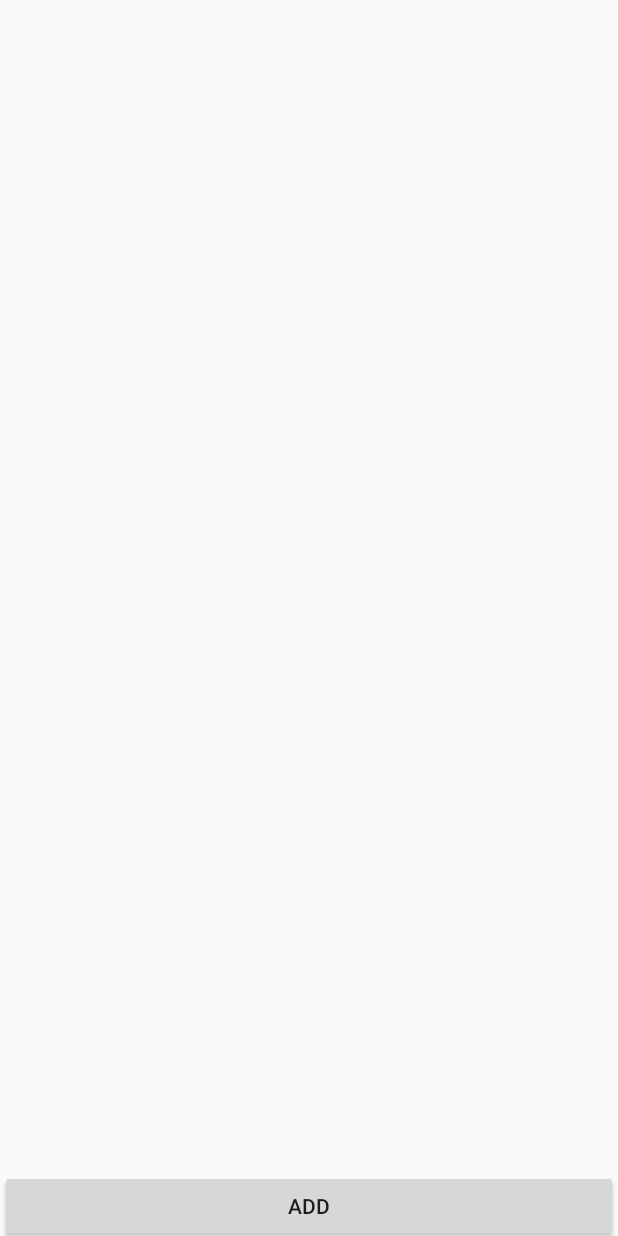
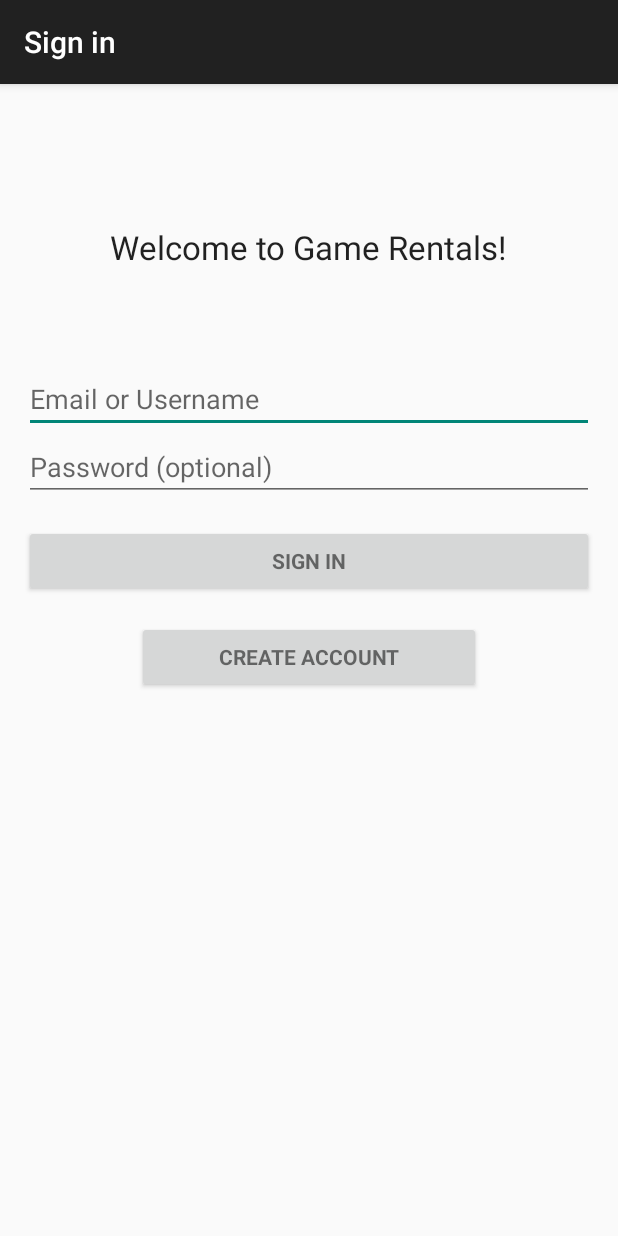
Before and after one commit to CMPUT301W16T14/GameRentals, an Android app: the screen it shows after launch (MainActivity before the commit, LoginActivity after it), on a phone screen of 412 x 824 dp. Run offline under Robolectric (Android 15) with nearby library versions, the phone set to English and light mode, and no system bars; 2 statements that could not run were skipped.

Commit message:
Added logins

```diff
--- /dev/null
+++ b/GameRentals/app/src/main/java/t14/com/GameRentals/LoginActivity.java
@@ -0,0 +1,351 @@
+package t14.com.GameRentals;
+
+import android.animation.Animator;
+import android.animation.AnimatorListenerAdapter;
+import android.annotation.TargetApi;
+import android.content.Intent;
+import android.support.v7.app.ActionBarActivity;
+import android.app.LoaderManager.LoaderCallbacks;
+import android.content.ContentResolver;
+import android.content.CursorLoader;
+import android.content.Loader;
+import android.database.Cursor;
+import android.net.Uri;
+import android.os.AsyncTask;
+import android.os.Build.VERSION;
+import android.os.Build;
+import android.os.Bundle;
+import android.provider.ContactsContract;
+import android.text.TextUtils;
+import android.view.KeyEvent;
+import android.view.View;
+import android.view.View.OnClickListener;
+import android.view.inputmethod.EditorInfo;
+import android.widget.ArrayAdapter;
+import android.widget.AutoCompleteTextView;
+import android.widget.Button;
+import android.widget.EditText;
+import android.widget.TextView;
+
+import java.util.ArrayList;
+import java.util.List;
+
+
+/**
+ * A login screen that offers login via email/password.
+ */
+public class LoginActivity extends ActionBarActivity implements LoaderCallbacks<Cursor> {
+
+    /**
+     * A dummy authentication store containing known user names and passwords.
+     * TODO: remove after connecting to a real authentication system.
+     */
+    private static final String[] DUMMY_CREDENTIALS = new String[]{
+            "foo@example.com:hello", "bar@example.com:world"
+    };
+    /**
+     * Keep track of the login task to ensure we can cancel it if requested.
+     */
+    private UserLoginTask mAuthTask = null;
+
+    // UI references.
+    private AutoCompleteTextView mEmailView;
+    private EditText mPasswordView;
+    private View mProgressView;
+    private View mLoginFormView;
+
+    @Override
+    protected void onCreate(Bundle savedInstanceState) {
+        super.onCreate(savedInstanceState);
+        setContentView(R.layout.activity_login);
+        // Set up the login form.
+        mEmailView = (AutoCompleteTextView) findViewById(R.id.email);
+        populateAutoComplete();
+
+        mPasswordView = (EditText) findViewById(R.id.password);
+        mPasswordView.setOnEditorActionListener(new TextView.OnEditorActionListener() {
+            @Override
+            public boolean onEditorAction(TextView textView, int id, KeyEvent keyEvent) {
+                if (id == R.id.login || id == EditorInfo.IME_NULL) {
+                    attemptLogin();
+                    return true;
+                }
+                return false;
+            }
+        });
+
+        Button createAccount = (Button) findViewById(R.id.createAccount);
+        createAccount.setOnClickListener(new OnClickListener() {
+            @Override
+            public void onClick(View view) {
+                Intent intent = new Intent(getApplicationContext(), CreateAccount.class);
+                startActivity(intent);
+            }
+        });
+
+        Button mEmailSignInButton = (Button) findViewById(R.id.email_sign_in_button);
+        mEmailSignInButton.setOnClickListener(new OnClickListener() {
+            @Override
+            public void onClick(View view) {
+                attemptLogin();
+                //Intent intent = new Intent(getApplicationContext(), MainActivity.class);
+                //startActivity(intent);
+            }
+        });
+
+        mLoginFormView = findViewById(R.id.login_form);
+        mProgressView = findViewById(R.id.login_progress);
+    }
+
+    private void populateAutoComplete() {
+        if (VERSION.SDK_INT >= 14) {
+            // Use ContactsContract.Profile (API 14+)
+            getLoaderManager().initLoader(0, null, this);
+        } else if (VERSION.SDK_INT >= 8) {
+            // Use AccountManager (API 8+)
+            new SetupEmailAutoCompleteTask().execute(null, null);
+        }
+    }
+
+
+    /**
+     * Attempts to sign in or register the account specified by the login form.
+     * If there are form errors (invalid email, missing fields, etc.), the
+     * errors are presented and no actual login attempt is made.
+     */
+    private void attemptLogin() {
+        if (mAuthTask != null) {
+            return;
+        }
+
+        // Reset errors.
+        mEmailView.setError(null);
+        mPasswordView.setError(null);
+
+        // Store values at the time of the login attempt.
+        String email = mEmailView.getText().toString();
+        String password = mPasswordView.getText().toString();
+
+        boolean cancel = false;
+        View focusView = null;
+
+        // Check for a valid password, if the user entered one.
+        if (!TextUtils.isEmpty(password) && !isPasswordValid(password)) {
+            mPasswordView.setError(getString(R.string.error_invalid_password));
+            focusView = mPasswordView;
+            cancel = true;
+        }
+
+        // Check for a valid email address.
+        if (TextUtils.isEmpty(email)) {
+            mEmailView.setError(getString(R.string.error_field_required));
+            focusView = mEmailView;
+            cancel = true;
+        } else if (!isEmailValid(email)) {
+            mEmailView.setError(getString(R.string.error_invalid_email));
+            focusView = mEmailView;
+            cancel = true;
+        }
+
+        if (cancel) {
+            // There was an error; don't attempt login and focus the first
+            // form field with an error.
+            focusView.requestFocus();
+        } else {
+            // Show a progress spinner, and kick off a background task to
+            // perform the user login attempt.
+            showProgress(true);
+            mAuthTask = new UserLoginTask(email, password);
+            mAuthTask.execute((Void) null);
+            Intent intent = new Intent(getApplicationContext(), MainActivity.class);
+            startActivity(intent);
+        }
+    }
+
+    private boolean isEmailValid(String email) {
+        //TODO: Replace this with your own logic
+        //If username is in userAccountsList
+        return email.contains("@");
+    }
+
+    private boolean isPasswordValid(String password) {
+        //TODO: Replace this with your own logic
+        return password.length() > 4;
+    }
+
+    /**
+     * Shows the progress UI and hides the login form.
+     */
+    @TargetApi(Build.VERSION_CODES.HONEYCOMB_MR2)
+    private void showProgress(final boolean show) {
+        // On Honeycomb MR2 we have the ViewPropertyAnimator APIs, which allow
+        // for very easy animations. If available, use these APIs to fade-in
+        // the progress spinner.
+        if (Build.VERSION.SDK_INT >= Build.VERSION_CODES.HONEYCOMB_MR2) {
+            int shortAnimTime = getResources().getInteger(android.R.integer.config_shortAnimTime);
+
+            mLoginFormView.setVisibility(show ? View.GONE : View.VISIBLE);
+            mLoginFormView.animate().setDuration(shortAnimTime).alpha(
+                    show ? 0 : 1).setListener(new AnimatorListenerAdapter() {
+                @Override
+                public void onAnimationEnd(Animator animation) {
+                    mLoginFormView.setVisibility(show ? View.GONE : View.VISIBLE);
+                }
+            });
+
+            mProgressView.setVisibility(show ? View.VISIBLE : View.GONE);
+            mProgressView.animate().setDuration(shortAnimTime).alpha(
+                    show ? 1 : 0).setListener(new AnimatorListenerAdapter() {
+                @Override
+                public void onAnimationEnd(Animator animation) {
+                    mProgressView.setVisibility(show ? View.VISIBLE : View.GONE);
+                }
+            });
+        } else {
+            // The ViewPropertyAnimator APIs are not available, so simply show
+            // and hide the relevant UI components.
+            mProgressView.setVisibility(show ? View.VISIBLE : View.GONE);
+            mLoginFormView.setVisibility(show ? View.GONE : View.VISIBLE);
+        }
+    }
+
+   @Override
+    public Loader<Cursor> onCreateLoader(int i, Bundle bundle) {
+        return new CursorLoader(this,
+                // Retrieve data rows for the device user's 'profile' contact.
+                Uri.withAppendedPath(ContactsContract.Profile.CONTENT_URI,
+                        ContactsContract.Contacts.Data.CONTENT_DIRECTORY), ProfileQuery.PROJECTION,
+
+                // Select only email addresses.
+                ContactsContract.Contacts.Data.MIMETYPE +
+                        " = ?", new String[]{ContactsContract.CommonDataKinds.Email
+                .CONTENT_ITEM_TYPE},
+
+                // Show primary email addresses first. Note that there won't be
+                // a primary email address if the user hasn't specified one.
+                ContactsContract.Contacts.Data.IS_PRIMARY + " DESC");
+    }
+
+    @Override
+    public void onLoadFinished(Loader<Cursor> cursorLoader, Cursor cursor) {
+        List<String> emails = new ArrayList<String>();
+        cursor.moveToFirst();
+        while (!cursor.isAfterLast()) {
+            emails.add(cursor.getString(ProfileQuery.ADDRESS));
+            cursor.moveToNext();
+        }
+
+        addEmailsToAutoComplete(emails);
+    }
+
+    @Override
+    public void onLoaderReset(Loader<Cursor> cursorLoader) {
+
+    }
+
+    private void addEmailsToAutoComplete(List<String> emailAddressCollection) {
+        //Create adapter to tell the AutoCompleteTextView what to show in its dropdown list.
+        ArrayAdapter<String> adapter =
+                new ArrayAdapter<String>(LoginActivity.this,
+                        android.R.layout.simple_dropdown_item_1line, emailAddressCollection);
+
+        mEmailView.setAdapter(adapter);
+    }
+
+    private interface ProfileQuery {
+        String[] PROJECTION = {
+                ContactsContract.CommonDataKinds.Email.ADDRESS,
+                ContactsContract.CommonDataKinds.Email.IS_PRIMARY,
+        };
+
+        int ADDRESS = 0;
+        int IS_PRIMARY = 1;
+    }
+
+    /**
+     * Use an AsyncTask to fetch the user's email addresses on a background thread, and update
+     * the email text field with results on the main UI thread.
+     */
+    class SetupEmailAutoCompleteTask extends AsyncTask<Void, Void, List<String>> {
+
+        @Override
+        protected List<String> doInBackground(Void... voids) {
+            ArrayList<String> emailAddressCollection = new ArrayList<String>();
+
+            // Get all emails from the user's contacts and copy them to a list.
+            ContentResolver cr = getContentResolver();
+            Cursor emailCur = cr.query(ContactsContract.CommonDataKinds.Email.CONTENT_URI, null,
+                    null, null, null);
+            while (emailCur.moveToNext()) {
+                String email = emailCur.getString(emailCur.getColumnIndex(ContactsContract
+                        .CommonDataKinds.Email.DATA));
+                emailAddressCollection.add(email);
+            }
+            emailCur.close();
+
+            return emailAddressCollection;
+        }
+
+        @Override
+        protected void onPostExecute(List<String> emailAddressCollection) {
+            addEmailsToAutoComplete(emailAddressCollection);
+        }
+    }
+
+    /**
+     * Represents an asynchronous login/registration task used to authenticate
+     * the user.
+     */
+    public class UserLoginTask extends AsyncTask<Void, Void, Boolean> {
+
+        private final String mEmail;
+        private final String mPassword;
+
+        UserLoginTask(String email, String password) {
+            mEmail = email;
+            mPassword = password;
+        }
+
+        @Override
+        protected Boolean doInBackground(Void... params) {
+            // TODO: attempt authentication against a network service.
+
+            try {
+                // Simulate network access.
+                Thread.sleep(2000);
+            } catch (InterruptedException e) {
+                return false;
+            }
+
+            for (String credential : DUMMY_CREDENTIALS) {
+                String[] pieces = credential.split(":");
+                if (pieces[0].equals(mEmail)) {
+                    // Account exists, return true if the password matches.
+                    return pieces[1].equals(mPassword);
+                }
+            }
+
+            // TODO: register the new account here.
+            return true;
+        }
+
+        @Override
+        protected void onPostExecute(final Boolean success) {
+            mAuthTask = null;
+            showProgress(false);
+
+            if (success) {
+                finish();
+            } else {
+                mPasswordView.setError(getString(R.string.error_incorrect_password));
+                mPasswordView.requestFocus();
+            }
+        }
+
+        @Override
+        protected void onCancelled() {
+            mAuthTask = null;
+            showProgress(false);
+        }
+    }
+}
--- a/GameRentals/app/src/main/java/t14/com/GameRentals/User.java
+++ b/GameRentals/app/src/main/java/t14/com/GameRentals/User.java
@@ -1,4 +1,6 @@
 package t14.com.GameRentals;
+
+import java.util.ArrayList;
 
 /**
  * Created by cjresler on 2016-02-28.
--- /dev/null
+++ b/GameRentals/app/src/main/res/layout/activity_login.xml
@@ -0,0 +1,83 @@
+<LinearLayout xmlns:android="http://schemas.android.com/apk/res/android"
+    xmlns:tools="http://schemas.android.com/tools"
+    android:layout_width="match_parent"
+    android:layout_height="match_parent"
+    android:gravity="center_horizontal"
+    android:orientation="vertical"
+    android:paddingBottom="@dimen/activity_vertical_margin"
+    android:paddingLeft="@dimen/activity_horizontal_margin"
+    android:paddingRight="@dimen/activity_horizontal_margin"
+    android:paddingTop="@dimen/activity_vertical_margin"
+    tools:context="t14.com.GameRentals.LoginActivity">
+
+    <!-- Login progress -->
+    <TextView
+        android:layout_width="wrap_content"
+        android:layout_height="171dp"
+        android:textAppearance="?android:attr/textAppearanceLarge"
+        android:text="\n\n\nWelcome to Game Rentals!"
+        android:id="@+id/textView11"
+        android:layout_gravity="center_horizontal" />
+
+    <ProgressBar
+        android:id="@+id/login_progress"
+        style="?android:attr/progressBarStyleLarge"
+        android:layout_width="wrap_content"
+        android:layout_height="wrap_content"
+        android:layout_marginBottom="8dp"
+        android:visibility="gone" />
+
+    <ScrollView
+        android:id="@+id/login_form"
+        android:layout_width="match_parent"
+        android:layout_height="match_parent">
+
+        <LinearLayout
+            android:id="@+id/email_login_form"
+            android:layout_width="match_parent"
+            android:layout_height="wrap_content"
+            android:orientation="vertical">
+
+            <AutoCompleteTextView
+                android:id="@+id/email"
+                android:layout_width="match_parent"
+                android:layout_height="wrap_content"
+                android:hint="Email or Username"
+                android:inputType="textEmailAddress"
+                android:maxLines="1"
+                android:singleLine="true" />
+
+            <EditText
+                android:id="@+id/password"
+                android:layout_width="match_parent"
+                android:layout_height="wrap_content"
+                android:hint="@string/prompt_password"
+                android:imeActionId="@+id/login"
+                android:imeActionLabel="@string/action_sign_in_short"
+                android:imeOptions="actionUnspecified"
+                android:inputType="textPassword"
+                android:maxLines="1"
+                android:singleLine="true" />
+
+            <Button
+                android:id="@+id/email_sign_in_button"
+                style="?android:textAppearanceSmall"
+                android:layout_width="match_parent"
+                android:layout_height="wrap_content"
+                android:layout_marginTop="16dp"
+                android:text="Sign In"
+                android:textStyle="bold" />
+
+            <Button
+                style="?android:textAppearanceSmall"
+                android:id="@+id/createAccount"
+                android:layout_width="229dp"
+                android:layout_height="wrap_content"
+                android:layout_marginTop="16dp"
+                android:text="Create Account"
+                android:textStyle="bold"
+                android:layout_gravity="center_horizontal" />
+
+        </LinearLayout>
+    </ScrollView>
+</LinearLayout>
--- a/GameRentals/app/src/main/res/values/strings.xml
+++ b/GameRentals/app/src/main/res/values/strings.xml
@@ -1,3 +1,17 @@
 <resources>
     <string name="app_name">Test</string>
+    <string name="title_activity_login">Sign in</string>
+
+    <!-- Strings related to login -->
+    <string name="prompt_email">Email</string>
+    <string name="prompt_password">Password (optional)</string>
+    <string name="action_sign_in">Sign in or register</string>
+    <string name="action_sign_in_short">Sign in</string>
+    <string name="error_invalid_email">This email address is invalid</string>
+    <string name="error_invalid_password">This password is too short</string>
+    <string name="error_incorrect_password">This password is incorrect</string>
+    <string name="error_field_required">This field is required</string>
+    <string name="permission_rationale">"Contacts permissions are needed for providing email
+        completions."
+    </string>
 </resources>
```
Also changed, not shown: GameRentals/app/src/main/AndroidManifest.xml (+15 -5 lines), GameRentals/app/src/main/java/t14/com/GameRentals/AddGameActivity.java (+10 -1 lines), GameRentals/app/src/main/java/t14/com/GameRentals/CreateAccount.java (added, +13 -0 lines), GameRentals/app/src/main/java/t14/com/GameRentals/Login.java (added, +22 -0 lines), GameRentals/app/src/main/res/layout/activity_create_account.xml (added, +12 -0 lines), GameRentals/app/gradle/wrapper/gradle-wrapper.properties (added), 4 other files.
